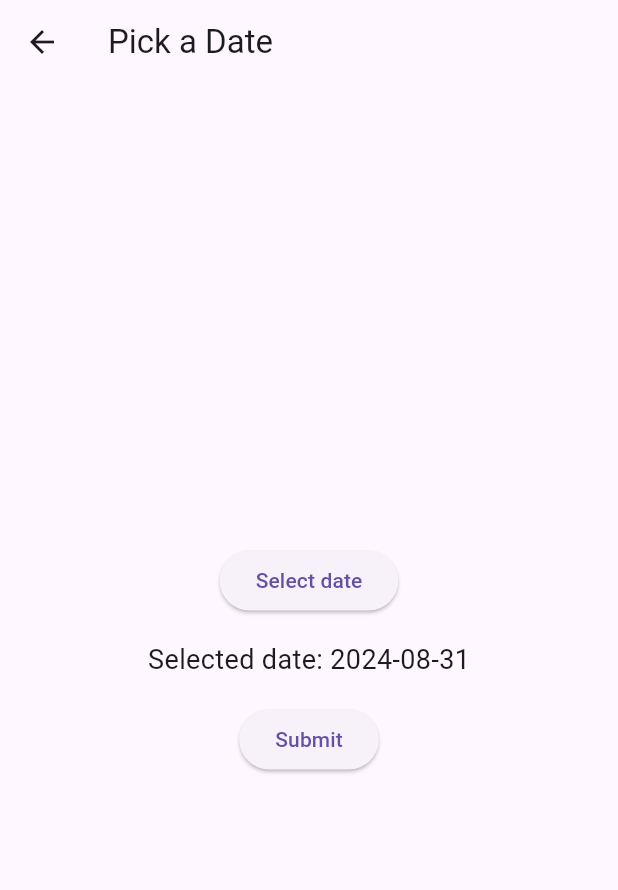
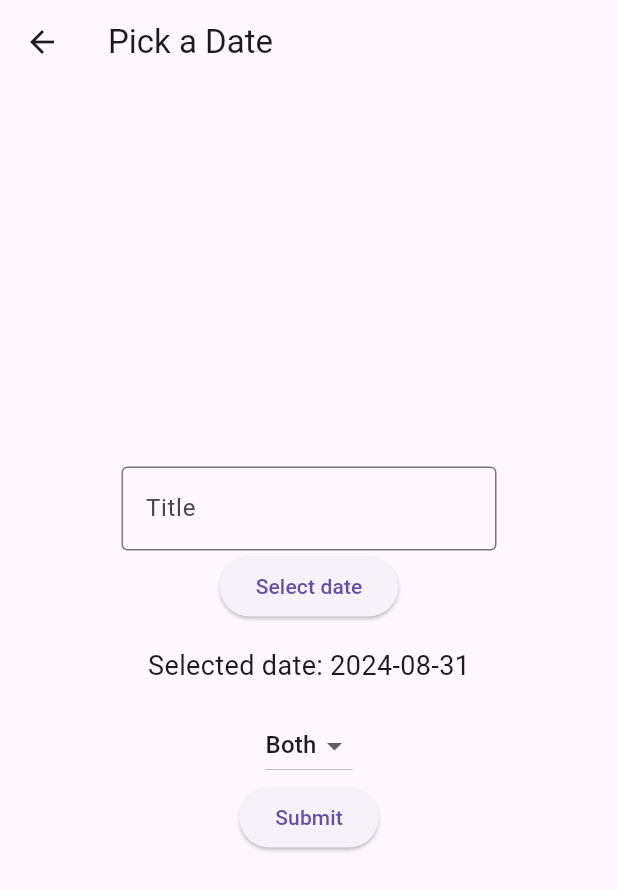
Before and after one commit to AdnanRahmanpoor/DaysTracker, a Flutter app: the screen it shows after launch, after a tap on the "add" icon, on a phone screen of 412 x 824 dp. Shown: the top 890 px of the screen. Run offline on Flutter 3.47's test engine with Material 3 defaults, Android fonts, the phone set to English and light mode, and no system bars; our stand-ins replace shared_preferences.

Commit message:
Bump Version to 1.10, Changes to package name, Added Title to entry

```diff
--- a/lib/date_entry.dart
+++ b/lib/date_entry.dart
@@ -3,15 +3,22 @@ import 'dart:convert';
 
 class DateEntry {
   DateTime date;
+  String title;
+  String displayOption;
 
-  DateEntry({required this.date});
+  DateEntry({required this.date, required this.title, required this.displayOption});
 
   Map<String, dynamic> toJson() => {
         'date': date.toIso8601String(),
+        'title': title,
+        'displayOption': displayOption,
       };
 
   factory DateEntry.fromJson(Map<String, dynamic> json) {
-    return DateEntry(date: DateTime.parse(json['date']));
+    return DateEntry(
+        date: DateTime.parse(json['date']),
+        title: json['title'],
+        displayOption: json['displayOption']);
   }
 }
 
--- a/lib/date_picker_page.dart
+++ b/lib/date_picker_page.dart
@@ -1,5 +1,4 @@
 import 'package:flutter/material.dart';
-
 
 class DatePickerPage extends StatefulWidget {
   @override
@@ -7,10 +6,12 @@ class DatePickerPage extends StatefulWidget {
 }
 
 class DatePickerPageState extends State<DatePickerPage> {
-    DateTime selectedDate = DateTime.now();
+  DateTime selectedDate = DateTime.now();
+  String title = "";
+  String displayOption = "Both"; // Options: "Date", "Title", "Both"
+
   @override
   Widget build(BuildContext context) {
-
     return Scaffold(
       appBar: AppBar(
         title: Text('Pick a Date'),
@@ -19,6 +20,18 @@ class DatePickerPageState extends State<DatePickerPage> {
         child: Column(
           mainAxisAlignment: MainAxisAlignment.center,
           children: <Widget>[
+            SizedBox(
+              width: 250,
+              child: TextField(
+                decoration: InputDecoration(
+                  border: OutlineInputBorder(),
+                  labelText: 'Title',
+                ),
+                onChanged: (value) {
+                  title = value;
+                },
+              ),
+            ),
             ElevatedButton(
               onPressed: () async {
                 final DateTime? picked = await showDatePicker(
@@ -31,7 +44,8 @@ class DatePickerPageState extends State<DatePickerPage> {
                   setState(() {
                     selectedDate = picked;
                   });
-                }},
+                }
+              },
               child: Text('Select date'),
             ),
             if (selectedDate != null)
@@ -42,9 +56,27 @@ class DatePickerPageState extends State<DatePickerPage> {
                   style: TextStyle(fontSize: 18),
                 ),
               ),
+            DropdownButton<String>(
+              value: displayOption,
+              items: <String>['Date', 'Title', 'Both'].map((String value) {
+                return DropdownMenuItem<String>(
+                  value: value,
+                  child: Text(value),
+                );
+              }).toList(),
+              onChanged: (String? newValue) {
+                setState(() {
+                  displayOption = newValue!;
+                });
+              },
+            ),
             ElevatedButton(
               onPressed: () {
-                Navigator.pop(context, selectedDate);
+                Navigator.pop(context, {
+                  'selectedDate': selectedDate,
+                  'title': title,
+                  'displayOption': displayOption,
+                });
               },
               child: Text('Submit'),
             ),
--- a/lib/main.dart
+++ b/lib/main.dart
@@ -37,7 +37,9 @@ class _MyAppState extends State<MyApp> {
   @override
   Widget build(BuildContext context) {
     return MaterialApp(
-      theme: _isDarkMode ? ThemeManager.getDarkTheme() : ThemeManager.getLightTheme(),
+      theme: _isDarkMode
+          ? ThemeManager.getDarkTheme()
+          : ThemeManager.getLightTheme(),
       home: HomePage(
         isDarkMode: _isDarkMode,
         onThemeChanged: _toggleTheme,
@@ -70,7 +72,13 @@ class _HomePageState extends State<HomePage> {
     setState(() {});
   }
 
-  void _addEntry(DateEntry entry) {
+  void _addEntry(Map<String, dynamic> data) {
+    final DateEntry entry = DateEntry(
+      date: data['selectedDate'],
+      title: data['title'],
+      displayOption: data['displayOption'],
+    );
+
     setState(() {
       dateEntries.add(entry);
     });
@@ -91,7 +99,8 @@ class _HomePageState extends State<HomePage> {
         title: Text('Days Tracker'),
         actions: [
           IconButton(
-            icon: Icon(widget.isDarkMode ? Icons.wb_sunny : Icons.nightlight_round),
+            icon: Icon(
+                widget.isDarkMode ? Icons.wb_sunny : Icons.nightlight_round),
             onPressed: () {
               widget.onThemeChanged(!widget.isDarkMode);
             },
@@ -105,9 +114,19 @@ class _HomePageState extends State<HomePage> {
           final now = DateTime.now();
           final difference = dateEntry.date.difference(now).inDays;
           final isFuture = difference >= 0;
-          final displayText = isFuture
-              ? '$difference days until ${dateEntry.date.toLocal().toString().split(' ')[0]}'
-              : '${-difference} days since ${dateEntry.date.toLocal().toString().split(' ')[0]}';
+          final displayText = dateEntry.displayOption == "Date"
+              ? (isFuture
+                  ? '$difference days until ${dateEntry.date.toLocal().toString().split(' ')[0]}'
+                  : '${-difference} days since ${dateEntry.date.toLocal().toString().split(' ')[0]}')
+              : dateEntry.displayOption == "Title"
+                  ? (isFuture
+                      ? '$difference days until ${dateEntry.title}'
+                      : '${-difference} days since ${dateEntry.title}')
+                    :dateEntry.displayOption == "Both"
+                      ? (isFuture
+                      ? '$difference days until ${dateEntry.title} (${dateEntry.date.toLocal().toString().split(" ")[0]})'
+                      : '${-difference} days since ${dateEntry.title} (${dateEntry.date.toLocal().toString().split(' ')[0]})')
+                      : ''; // fallback instead no option is matched
 
           return Card(
             child: ListTile(
@@ -122,12 +141,12 @@ class _HomePageState extends State<HomePage> {
       ),
       floatingActionButton: FloatingActionButton(
         onPressed: () async {
-          final pickedDate = await Navigator.push(
+          final result = await Navigator.push(
             context,
             MaterialPageRoute(builder: (context) => DatePickerPage()),
           );
-          if (pickedDate != null) {
-            _addEntry(DateEntry(date: pickedDate));
+          if (result != null) {
+            _addEntry(result);
           }
         },
         child: Icon(Icons.add),
--- a/pubspec.yaml
+++ b/pubspec.yaml
@@ -16,7 +16,7 @@ publish_to: 'none' # Remove this line if you wish to publish to pub.dev
 # https://developer.apple.com/library/archive/documentation/General/Reference/InfoPlistKeyReference/Articles/CoreFoundationKeys.html
 # In Windows, build-name is used as the major, minor, and patch parts
 # of the product and file versions while build-number is used as the build suffix.
-version: 1.0.0+1
+version: 1.1.0
 
 environment:
   sdk: ^3.5.1
```
Also changed, not shown: assets/icon/icon.png, 14 other files.
